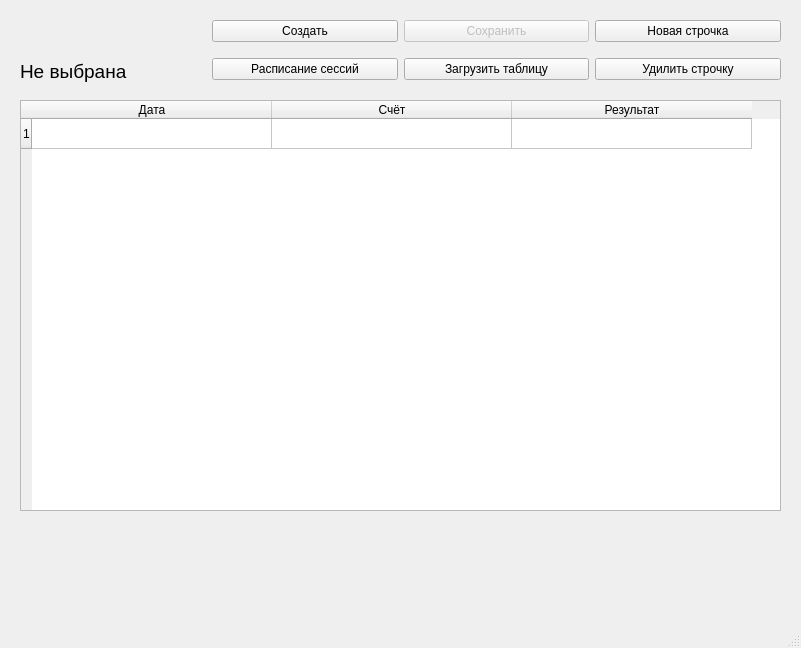
Old version of the form test.ui in the repository OgnestrelYT/Sport-Oracle.
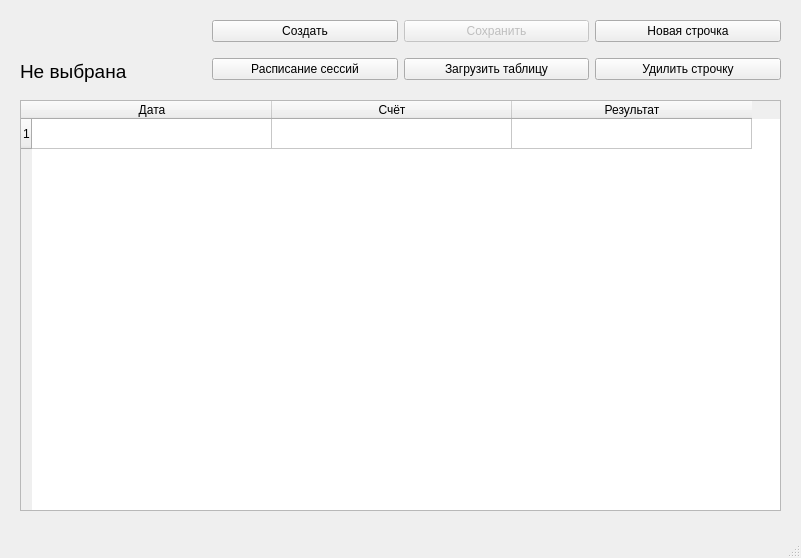
New version of the form.

The edit to the form file:
```diff
--- a/test.ui
+++ b/test.ui
@@ -7,7 +7,7 @@
     <x>0</x>
     <y>0</y>
     <width>801</width>
-    <height>648</height>
+    <height>558</height>
    </rect>
   </property>
   <property name="windowTitle">
```
